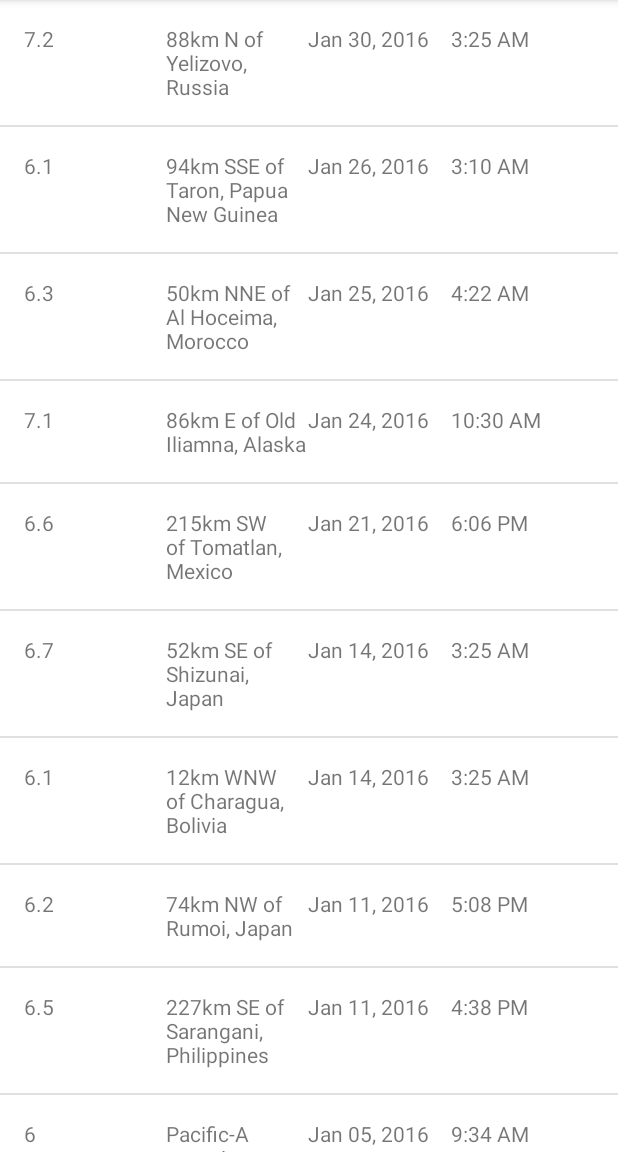
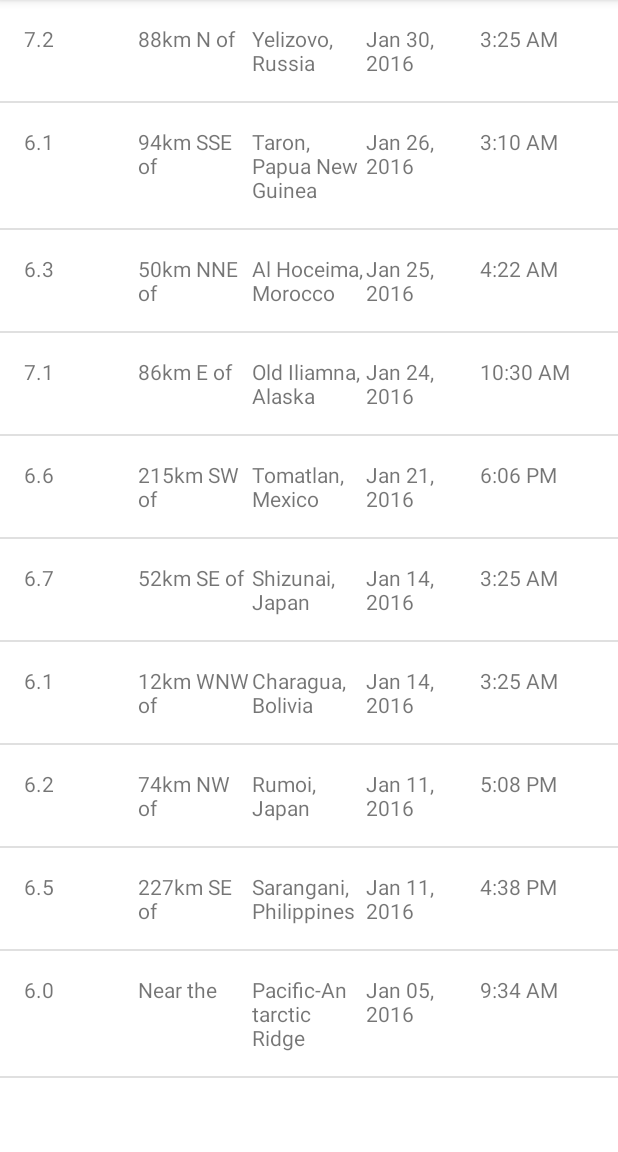
Before and after one commit to shafique17z/Quake-Report, an Android app: the screen it shows after launch (EarthquakeActivity), on a phone screen of 412 x 824 dp, the part 84-1236 px from its top. Run offline under Robolectric (Android 15) with nearby library versions, the phone set to English and light mode, and no system bars.

Commit message:
Rounded off decimal magnitude value to only one decimal point

```diff
--- a/app/src/main/java/com/example/quakereport/Earthquake.java
+++ b/app/src/main/java/com/example/quakereport/Earthquake.java
@@ -1,17 +1,17 @@
 package com.example.quakereport;
 
 public class Earthquake {
-    private String mMagnitude;
+    private double mMagnitude;
     private String mCity;
     private long mTimeInMilliseconds;
 
-    public Earthquake(String magnitude, String city, long timeInMilliseconds) {
+    public Earthquake(double magnitude, String city, long timeInMilliseconds) {
         mMagnitude = magnitude;
         mCity = city;
         mTimeInMilliseconds = timeInMilliseconds;
     }
 
-    public String getMagnitude() {
+    public double getMagnitude() {
         return mMagnitude;
     }
 
--- a/app/src/main/java/com/example/quakereport/EarthquakeAdapter.java
+++ b/app/src/main/java/com/example/quakereport/EarthquakeAdapter.java
@@ -11,8 +11,11 @@ import android.widget.TextView;
 import java.text.SimpleDateFormat;
 import java.util.ArrayList;
 import java.util.Date;
+import java.text.DecimalFormat;
 
 public class EarthquakeAdapter extends ArrayAdapter<Earthquake> {
+
+    private static final String LOCATION_SEPARATOR = " of ";
 
     public EarthquakeAdapter(Activity context, ArrayList<Earthquake> earthquakes) {
         super(context, 0, earthquakes);
@@ -29,10 +32,34 @@ public class EarthquakeAdapter extends ArrayAdapter<Earthquake> {
         Earthquake currentEarthquake = getItem(position);
 
         TextView magnitudeTV = listItemView.findViewById(R.id.magnitude);
-        magnitudeTV.setText(currentEarthquake.getMagnitude());
+        // Format the magnitude to show 1 decimal place
+        String formattedMagnitude = formatMagnitude(currentEarthquake.getMagnitude());
+        // Display the magnitude of the current earthquake in that TextView
+        magnitudeTV.setText(formattedMagnitude);
 
-        TextView cityTV =  listItemView.findViewById(R.id.city);
-        cityTV.setText(currentEarthquake.getCity());
+        TextView cityTV =  listItemView.findViewById(R.id.primary_location);
+        String originalLocation = currentEarthquake.getCity();
+
+        String primaryLocation;
+        String locationOffset;
+
+        if (originalLocation.contains(LOCATION_SEPARATOR)) {
+            String[] parts = originalLocation.split(LOCATION_SEPARATOR);
+            locationOffset = parts[0] + LOCATION_SEPARATOR;
+            primaryLocation = parts[1];
+        } else {
+            locationOffset = getContext().getString(R.string.near_the);
+            primaryLocation = originalLocation;
+        }
+
+        TextView primaryLocationView = (TextView) listItemView.findViewById(R.id.primary_location);
+        primaryLocationView.setText(primaryLocation);
+
+        TextView locationOffsetView = (TextView) listItemView.findViewById(R.id.location_offset);
+        locationOffsetView.setText(locationOffset);
+
+        DecimalFormat formatter = new DecimalFormat("0.0");
+
 
         // Create a new Date object from the time in milliseconds of the earthquake
         Date dateObject = new Date(currentEarthquake.getTimeInMilliseconds());
@@ -54,6 +81,16 @@ public class EarthquakeAdapter extends ArrayAdapter<Earthquake> {
         return listItemView;
 }
 
+
+    /**
+     * Return the formatted magnitude string showing 1 decimal place (i.e. "3.2")
+     * from a decimal magnitude value.
+     */
+    private String formatMagnitude(double magnitude) {
+        DecimalFormat magnitudeFormat = new DecimalFormat("0.0");
+        return magnitudeFormat.format(magnitude);
+    }
+
     /**
      * Return the formatted date string (i.e. "Mar 3, 1984") from a Date object.
      */
--- a/app/src/main/java/com/example/quakereport/QueryUtils.java
+++ b/app/src/main/java/com/example/quakereport/QueryUtils.java
@@ -6,6 +6,7 @@ import org.json.JSONArray;
 import org.json.JSONException;
 import org.json.JSONObject;
 
+import java.text.DecimalFormat;
 import java.text.SimpleDateFormat;
 import java.util.ArrayList;
 import java.util.Date;
@@ -55,8 +56,8 @@ public final class QueryUtils {
 
                 JSONObject currentEarthquake = featuresArray.getJSONObject(i);
                 JSONObject properties = currentEarthquake.getJSONObject("properties");
+                double mag = properties.getDouble("mag");
 
-                String mag = properties.getString("mag");
                 String place = properties.getString("place");
                 long time = properties.getLong("time");
 
--- a/app/src/main/res/layout/earthquake_list_item.xml
+++ b/app/src/main/res/layout/earthquake_list_item.xml
@@ -14,11 +14,18 @@
         tools:text="8.9"/>
 
     <TextView
+        android:id="@+id/location_offset"
         android:layout_width="0dp"
         android:layout_height="wrap_content"
         android:layout_weight="1"
-        android:id="@+id/city"
-        tools:text="San Francisco"/>
+        tools:text="30km S of" />
+
+    <TextView
+        android:id="@+id/primary_location"
+        android:layout_width="0dp"
+        android:layout_height="wrap_content"
+        android:layout_weight="1"
+        tools:text="San Francisco, CA" />
 
     <TextView
         android:layout_width="0dp"
--- a/app/src/main/res/values/strings.xml
+++ b/app/src/main/res/values/strings.xml
@@ -1,3 +1,6 @@
 <resources>
     <string name="app_name">Quake Report</string>
+    <!-- Default text to show with the earthquake location ("Near the Pacific-Antarctic Ridge")
+ if no specific kilometer distance from the primary location is given [CHAR LIMIT=30] -->
+    <string name="near_the">Near the</string>
 </resources>
```
